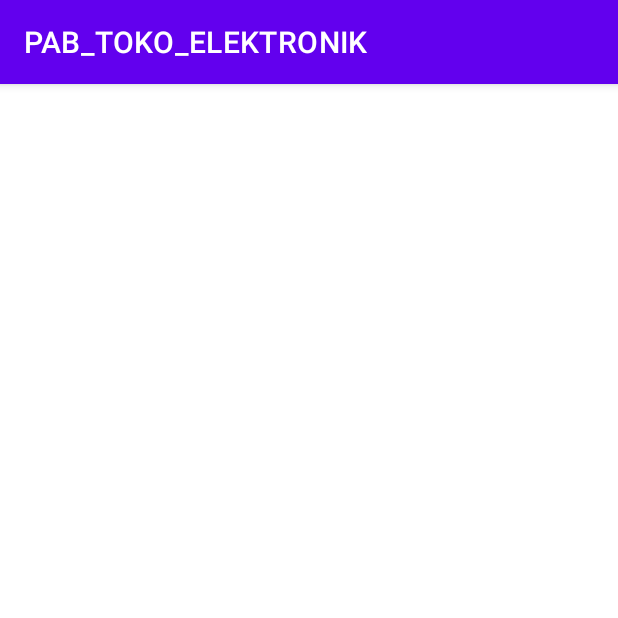
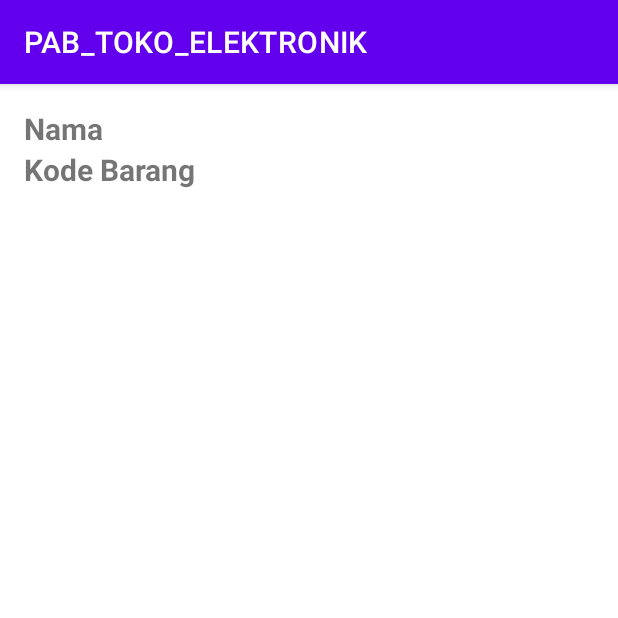
Before and after one commit to akbr11/PAB_TOKO_ELEKTRONIK, an Android app: the DetailActivity screen opened directly, with no data from a screen before it, on a phone screen of 412 x 824 dp, the top half of it. Run offline under Robolectric (Android 15) with nearby library versions, the phone set to English and light mode, and no system bars.

```diff
--- a/app/src/main/res/layout/activity_detail.xml
+++ b/app/src/main/res/layout/activity_detail.xml
@@ -14,6 +14,17 @@
     <TextView
         android:id="@+id/detailNamaBarang"
         android:layout_width="wrap_content"
-        android:layout_height="wrap_content"/>
+        android:layout_height="wrap_content"
+        android:textSize="20sp"
+        android:text="Nama"
+        android:textStyle="bold"/>
+
+    <TextView
+        android:id="@+id/detailKodeBarang"
+        android:layout_width="wrap_content"
+        android:layout_height="wrap_content"
+        android:textSize="20sp"
+        android:text="Kode Barang"
+        android:textStyle="bold"/>
 
 </LinearLayout>
```
Also changed, not shown: app/src/main/java/com/example/pab_toko_elektronik/DataHelper.java (added, +27 -0 lines).
